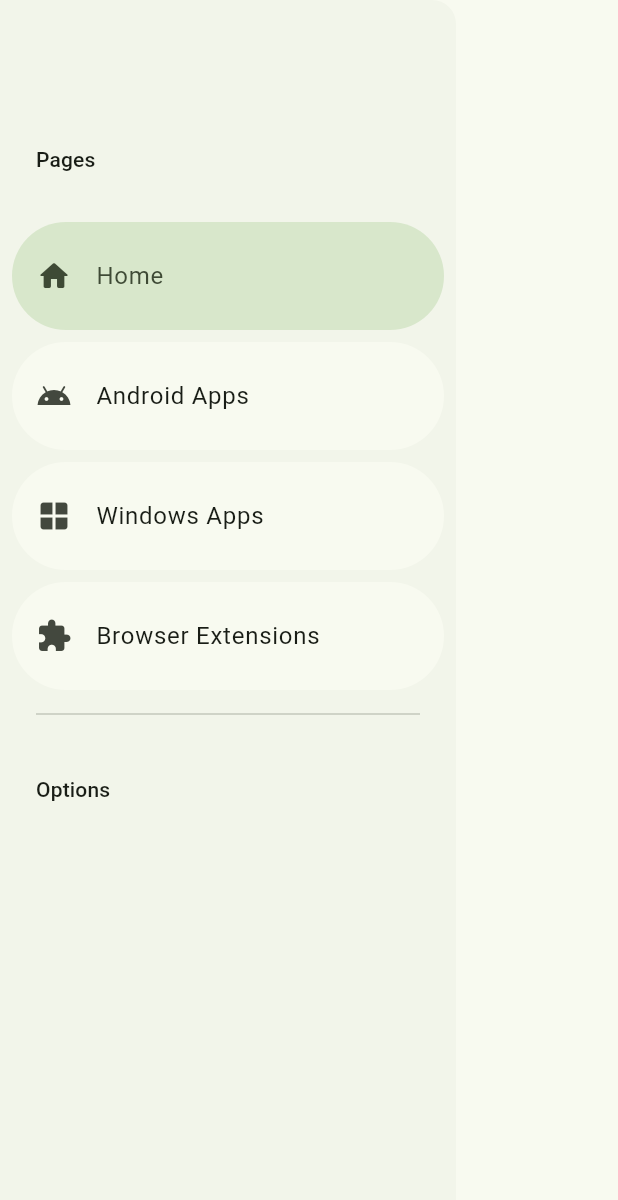
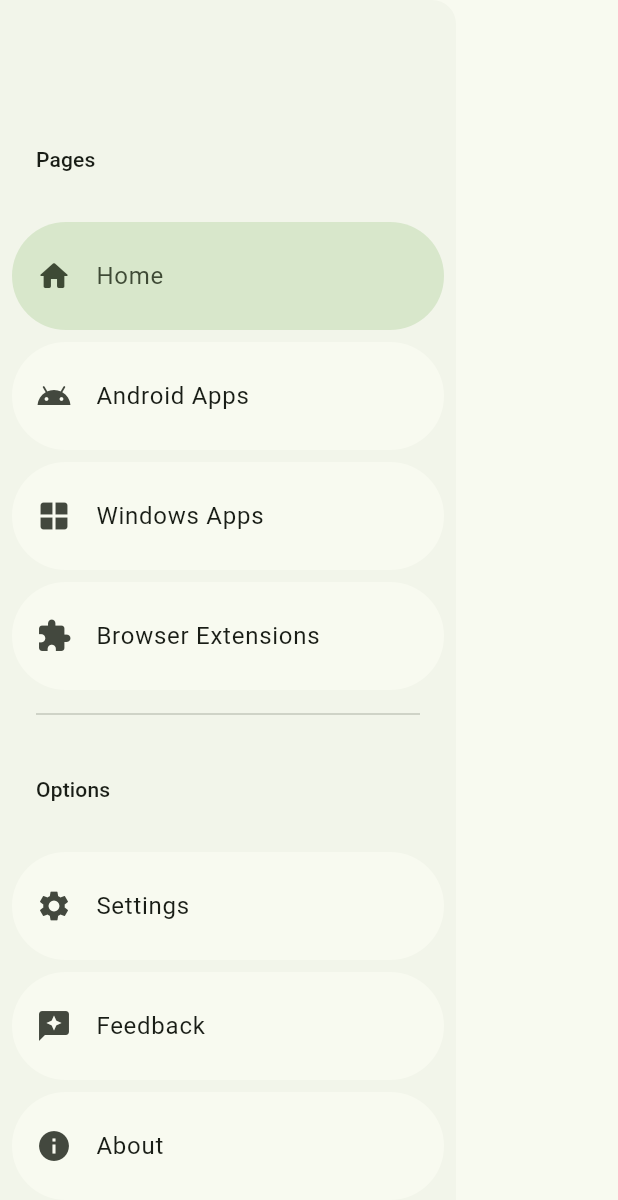
Before and after one commit to Az-21/reccr, a Flutter app: the M3Drawer widget shown alone on an empty page, opened directly, on a phone screen of 412 x 824 dp. Shown: the top 1200 px of the screen. Run offline on Flutter 3.47's test engine with Material 2 defaults, Android fonts, the phone set to English and light mode, and no system bars; drawn by our look-alikes of dynamic_color; our stand-ins replace go_router.

Commit message:
Add options section

```diff
--- a/lib/components/drawer.dart
+++ b/lib/components/drawer.dart
@@ -7,6 +7,9 @@ enum PageEnum {
   android,
   windows,
   browser,
+  setting,
+  about,
+  feedback,
 }
 
 class M3Drawer extends StatelessWidget {
@@ -28,6 +31,9 @@ class M3Drawer extends StatelessWidget {
           _NavigationItem(title: "Browser Extensions", icon: Icons.extension, pageId: PageEnum.browser, id: id),
           const Divider(indent: 16, endIndent: 16),
           const _SectionLabel(text: "Options"),
+          _NavigationItem(title: "Settings", icon: Icons.settings, pageId: PageEnum.setting, id: id),
+          _NavigationItem(title: "Feedback", icon: Icons.reviews, pageId: PageEnum.feedback, id: id),
+          _NavigationItem(title: "About", icon: Icons.info, pageId: PageEnum.about, id: id),
         ],
       ),
     );
```
